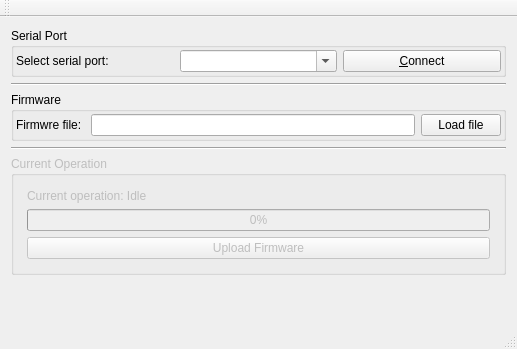
This is MspFirmwareLoader/mainwindow.ui in persuader72/Qt_MSPBSL_Uploader as Qt 5 draws it before an edit. The edited form follows.
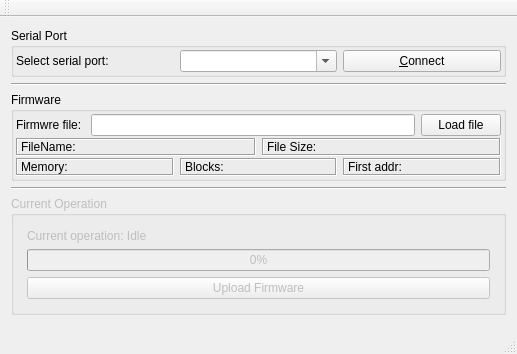
This is the edited form.

Patch:
```diff
--- a/MspFirmwareLoader/mainwindow.ui
+++ b/MspFirmwareLoader/mainwindow.ui
@@ -76,7 +76,7 @@
       <property name="title">
        <string>Firmware</string>
       </property>
-      <layout class="QHBoxLayout" name="horizontalLayout">
+      <layout class="QVBoxLayout" name="verticalLayout_3">
        <property name="spacing">
         <number>2</number>
        </property>
@@ -104,6 +104,79 @@
          </item>
         </layout>
        </item>
+       <item>
+        <layout class="QHBoxLayout" name="FirmwareLayout2">
+         <item>
+          <widget class="QLabel" name="FirmwareFileLabel">
+           <property name="frameShape">
+            <enum>QFrame::Box</enum>
+           </property>
+           <property name="frameShadow">
+            <enum>QFrame::Sunken</enum>
+           </property>
+           <property name="text">
+            <string>FileName:</string>
+           </property>
+          </widget>
+         </item>
+         <item>
+          <widget class="QLabel" name="FirmwareSizeNameLabel">
+           <property name="frameShape">
+            <enum>QFrame::Box</enum>
+           </property>
+           <property name="frameShadow">
+            <enum>QFrame::Sunken</enum>
+           </property>
+           <property name="text">
+            <string>File Size:</string>
+           </property>
+          </widget>
+         </item>
+        </layout>
+       </item>
+       <item>
+        <layout class="QHBoxLayout" name="FirmwareLayout3">
+         <item>
+          <widget class="QLabel" name="FirmwareMemoryLabel">
+           <property name="frameShape">
+            <enum>QFrame::Box</enum>
+           </property>
+           <property name="frameShadow">
+            <enum>QFrame::Sunken</enum>
+           </property>
+           <property name="text">
+            <string>Memory:</string>
+           </property>
+          </widget>
+         </item>
+         <item>
+          <widget class="QLabel" name="FirmwareBlocksLabel">
+           <property name="frameShape">
+            <enum>QFrame::Box</enum>
+           </property>
+           <property name="frameShadow">
+            <enum>QFrame::Sunken</enum>
+           </property>
+           <property name="text">
+            <string>Blocks:</string>
+           </property>
+          </widget>
+         </item>
+         <item>
+          <widget class="QLabel" name="FirmwareAddrLabel">
+           <property name="frameShape">
+            <enum>QFrame::Box</enum>
+           </property>
+           <property name="frameShadow">
+            <enum>QFrame::Sunken</enum>
+           </property>
+           <property name="text">
+            <string>First addr:</string>
+           </property>
+          </widget>
+         </item>
+        </layout>
+       </item>
       </layout>
      </widget>
     </item>
```
Left out of the diff: 2 changed lines with no effect on the pictures.
